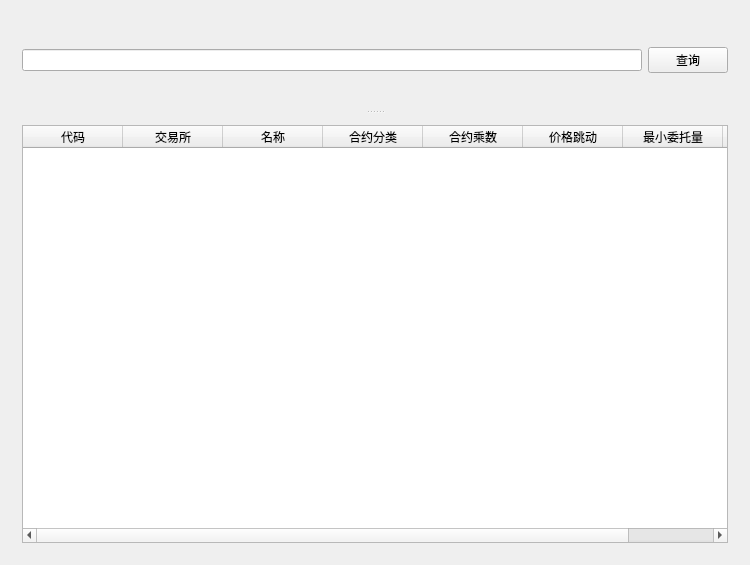
Before: the Qt Designer form QCTrader/ContractQueryManager.ui in yuanhuei/trader, drawn with Qt 5.
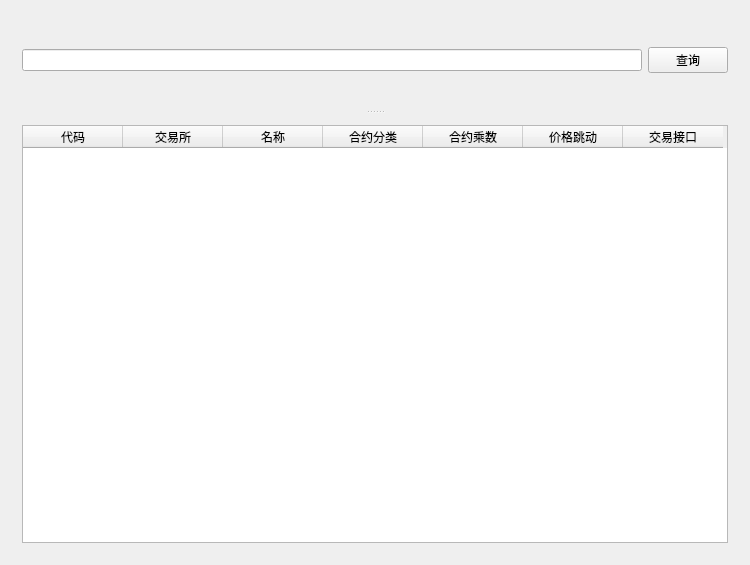
After: the same form once the commit is applied.

```diff
--- a/QCTrader/ContractQueryManager.ui
+++ b/QCTrader/ContractQueryManager.ui
@@ -67,11 +67,6 @@
            <string>价格跳动</string>
           </property>
          </column>
-         <column>
-          <property name="text">
-           <string>最小委托量</string>
-          </property>
-         </column>
          <column>
           <property name="text">
            <string>交易接口</string>
```
